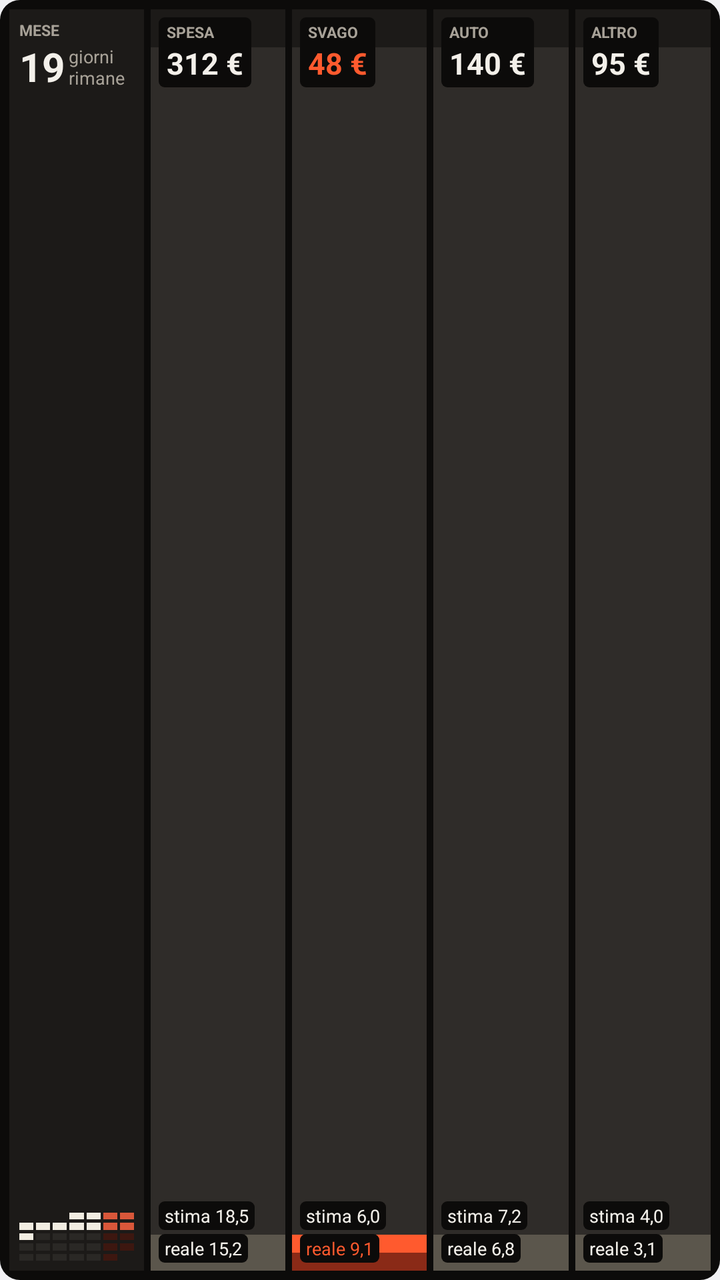
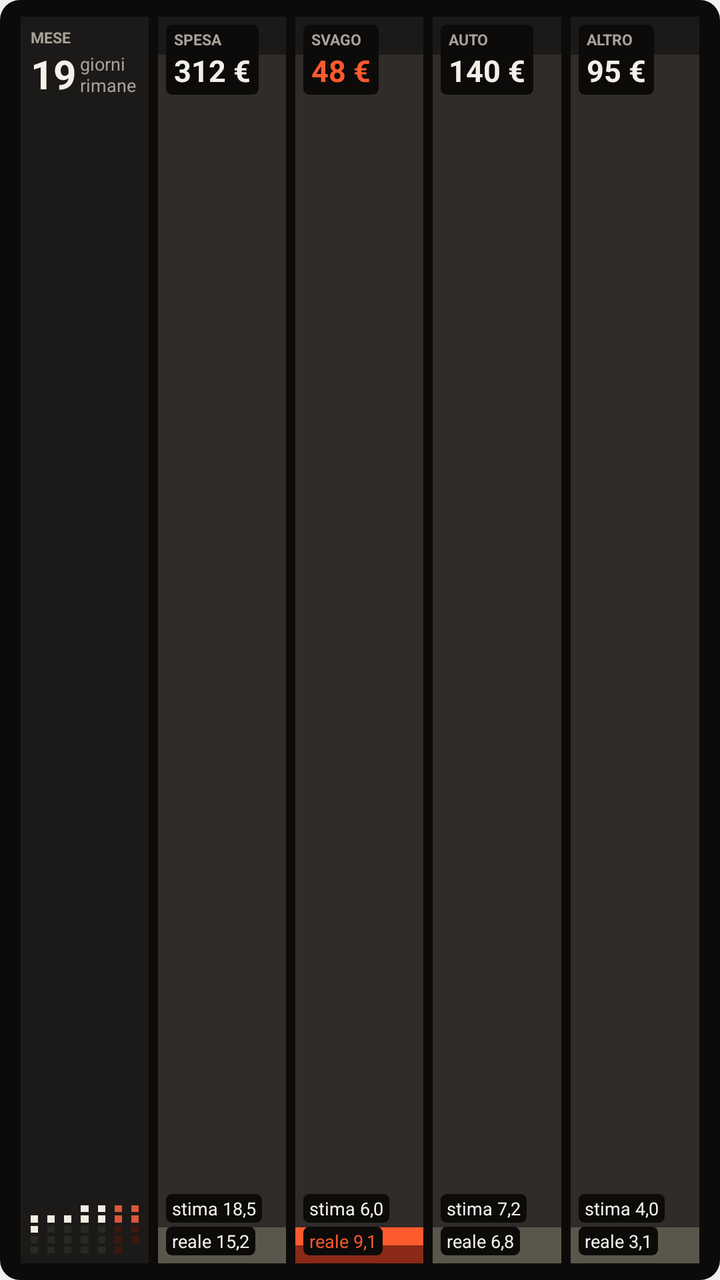

An Android layout rendered at two revisions. The XML below is the earlier revision; the diff shows what the commit changed to produce the second picture.
<!-- AndroidManifest.xml: application theme AppTheme -->
<!-- res/layout/widget_mybank_preview.xml -->
<?xml version="1.0" encoding="utf-8"?>
<LinearLayout xmlns:android="http://schemas.android.com/apk/res/android"
    android:layout_width="match_parent"
    android:layout_height="match_parent"
    android:orientation="horizontal"
    android:padding="3dp"
    android:background="@drawable/widget_bg">
    <FrameLayout
        android:id="@+id/widget_month_cell"
        android:layout_width="0dp"
        android:layout_height="match_parent"
        android:layout_weight="1"
        android:layout_margin="1.5dp">
        <ImageView
            android:src="@drawable/preview_month"
            android:layout_width="match_parent"
            android:layout_height="match_parent"
            android:scaleType="fitXY" />
        <LinearLayout
            android:layout_width="match_parent"
            android:layout_height="match_parent"
            android:orientation="vertical"
            android:padding="5dp">
            <TextView
                android:layout_width="wrap_content"
                android:layout_height="wrap_content"
                android:text="MESE"
                android:textColor="#A8A298"
                android:textSize="7.5sp"
                android:fontFamily="sans-serif"
                android:textStyle="bold"
                android:letterSpacing="0"
                android:singleLine="true" />
            <LinearLayout
                android:layout_width="wrap_content"
                android:layout_height="wrap_content"
                android:orientation="horizontal"
                android:gravity="center_vertical"
                android:layout_marginTop="2dp">
                <TextView
                android:layout_width="wrap_content"
                android:layout_height="wrap_content"
                android:textColor="#F3F0EA"
                android:textSize="20sp"
                android:fontFamily="sans-serif"
                android:textStyle="bold"
                android:includeFontPadding="false"
                android:singleLine="true"
                android:text="19" />
                <TextView
                android:layout_width="wrap_content"
                android:layout_height="wrap_content"
                android:layout_marginLeft="2dp"
                android:textColor="#A8A298"
                android:textSize="9sp"
                android:fontFamily="sans-serif"
                android:includeFontPadding="false"
                android:maxLines="2"
                android:text="giorni\nrimanenti" />
            </LinearLayout>
            <LinearLayout
                android:layout_width="match_parent"
                android:layout_height="0dp"
                android:layout_weight="1" />
            <ImageView
                android:src="@drawable/preview_weeks"
                android:layout_width="match_parent"
                android:layout_height="24dp"
                android:scaleType="fitXY" />
        </LinearLayout>
    </FrameLayout>
    <FrameLayout
        android:layout_width="0dp"
        android:layout_height="match_parent"
        android:layout_weight="1"
        android:layout_margin="1.5dp">
        <ImageView
            android:src="@drawable/preview_spesa"
            android:layout_width="match_parent"
            android:layout_height="match_parent"
            android:scaleType="fitXY" />
        <LinearLayout
            android:layout_width="match_parent"
            android:layout_height="match_parent"
            android:orientation="vertical"
            android:padding="4dp">
            <LinearLayout
                android:layout_width="wrap_content"
                android:layout_height="wrap_content"
                android:orientation="vertical"
                android:background="@drawable/widget_chip"
                android:paddingLeft="4dp"
                android:paddingRight="4dp"
                android:paddingTop="2dp"
                android:paddingBottom="2dp">
                <TextView
                android:id="@+id/widget_spesa_label"
                android:layout_width="wrap_content"
                android:layout_height="wrap_content"
                android:text="SPESA"
                android:textColor="#A8A298"
                android:textSize="7.5sp"
                android:fontFamily="sans-serif"
                android:textStyle="bold"
                android:letterSpacing="0"
                android:singleLine="true" />
                <TextView
                android:layout_width="wrap_content"
                android:layout_height="wrap_content"
                android:textColor="#F3F0EA"
                android:textSize="15sp"
                android:fontFamily="sans-serif"
                android:textStyle="bold"
                android:singleLine="true"
                android:text="312 €" />
            </LinearLayout>
            <LinearLayout
                android:layout_width="match_parent"
                android:layout_height="0dp"
                android:layout_weight="1" />
            <TextView
                android:layout_width="wrap_content"
                android:layout_height="wrap_content"
                android:background="@drawable/widget_chip"
                android:paddingLeft="3dp"
                android:paddingRight="3dp"
                android:paddingTop="1dp"
                android:paddingBottom="1dp"
                android:layout_marginTop="2dp"
                android:textColor="#F3F0EA"
                android:textSize="9sp"
                android:fontFamily="sans-serif"
                android:singleLine="true"
                android:text="stima 18,5" />
            <TextView
                android:layout_width="wrap_content"
                android:layout_height="wrap_content"
                android:background="@drawable/widget_chip"
                android:paddingLeft="3dp"
                android:paddingRight="3dp"
                android:paddingTop="1dp"
                android:paddingBottom="1dp"
                android:layout_marginTop="2dp"
                android:textColor="#F3F0EA"
                android:textSize="9sp"
                android:fontFamily="sans-serif"
                android:singleLine="true"
                android:text="reale 15,2" />
        </LinearLayout>
    </FrameLayout>
    <FrameLayout
        android:layout_width="0dp"
        android:layout_height="match_parent"
        android:layout_weight="1"
        android:layout_margin="1.5dp">
        <ImageView
            android:src="@drawable/preview_svago"
            android:layout_width="match_parent"
            android:layout_height="match_parent"
            android:scaleType="fitXY" />
        <LinearLayout
            android:layout_width="match_parent"
            android:layout_height="match_parent"
            android:orientation="vertical"
            android:padding="4dp">
            <LinearLayout
                android:layout_width="wrap_content"
                android:layout_height="wrap_content"
                android:orientation="vertical"
                android:background="@drawable/widget_chip"
                android:paddingLeft="4dp"
                android:paddingRight="4dp"
                android:paddingTop="2dp"
                android:paddingBottom="2dp">
                <TextView
                android:id="@+id/widget_svago_label"
                android:layout_width="wrap_content"
                android:layout_height="wrap_content"
                android:text="SVAGO"
                android:textColor="#A8A298"
                android:textSize="7.5sp"
                android:fontFamily="sans-serif"
                android:textStyle="bold"
                android:letterSpacing="0"
                android:singleLine="true" />
                <TextView
                android:layout_width="wrap_content"
                android:layout_height="wrap_content"
                android:textColor="#FF5A2E"
                android:textSize="15sp"
                android:fontFamily="sans-serif"
                android:textStyle="bold"
                android:singleLine="true"
                android:text="48 €" />
            </LinearLayout>
            <LinearLayout
                android:layout_width="match_parent"
                android:layout_height="0dp"
                android:layout_weight="1" />
            <TextView
                android:layout_width="wrap_content"
                android:layout_height="wrap_content"
                android:background="@drawable/widget_chip"
                android:paddingLeft="3dp"
                android:paddingRight="3dp"
                android:paddingTop="1dp"
                android:paddingBottom="1dp"
                android:layout_marginTop="2dp"
                android:textColor="#F3F0EA"
                android:textSize="9sp"
                android:fontFamily="sans-serif"
                android:singleLine="true"
                android:text="stima 6,0" />
            <TextView
                android:layout_width="wrap_content"
                android:layout_height="wrap_content"
                android:background="@drawable/widget_chip"
                android:paddingLeft="3dp"
                android:paddingRight="3dp"
                android:paddingTop="1dp"
                android:paddingBottom="1dp"
                android:layout_marginTop="2dp"
                android:textColor="#FF5A2E"
                android:textSize="9sp"
                android:fontFamily="sans-serif"
                android:singleLine="true"
                android:text="reale 9,1" />
        </LinearLayout>
    </FrameLayout>
    <FrameLayout
        android:layout_width="0dp"
        android:layout_height="match_parent"
        android:layout_weight="1"
        android:layout_margin="1.5dp">
        <ImageView
            android:src="@drawable/preview_carburante"
            android:layout_width="match_parent"
            android:layout_height="match_parent"
            android:scaleType="fitXY" />
        <LinearLayout
            android:layout_width="match_parent"
            android:layout_height="match_parent"
            android:orientation="vertical"
            android:padding="4dp">
            <LinearLayout
                android:layout_width="wrap_content"
                android:layout_height="wrap_content"
                android:orientation="vertical"
                android:background="@drawable/widget_chip"
                android:paddingLeft="4dp"
                android:paddingRight="4dp"
                android:paddingTop="2dp"
                android:paddingBottom="2dp">
                <TextView
                android:id="@+id/widget_carburante_label"
                android:layout_width="wrap_content"
                android:layout_height="wrap_content"
                android:text="AUTO"
                android:textColor="#A8A298"
                android:textSize="7.5sp"
                android:fontFamily="sans-serif"
                android:textStyle="bold"
                android:letterSpacing="0"
                android:singleLine="true" />
                <TextView
                android:layout_width="wrap_content"
                android:layout_height="wrap_content"
                android:textColor="#F3F0EA"
                android:textSize="15sp"
                android:fontFamily="sans-serif"
                android:textStyle="bold"
                android:singleLine="true"
                android:text="140 €" />
            </LinearLayout>
            <LinearLayout
                android:layout_width="match_parent"
                android:layout_height="0dp"
                android:layout_weight="1" />
            <TextView
                android:layout_width="wrap_content"
                android:layout_height="wrap_content"
                android:background="@drawable/widget_chip"
                android:paddingLeft="3dp"
                android:paddingRight="3dp"
                android:paddingTop="1dp"
                android:paddingBottom="1dp"
                android:layout_marginTop="2dp"
                android:textColor="#F3F0EA"
                android:textSize="9sp"
                android:fontFamily="sans-serif"
                android:singleLine="true"
                android:text="stima 7,2" />
            <TextView
                android:layout_width="wrap_content"
                android:layout_height="wrap_content"
                android:background="@drawable/widget_chip"
                android:paddingLeft="3dp"
                android:paddingRight="3dp"
                android:paddingTop="1dp"
                android:paddingBottom="1dp"
                android:layout_marginTop="2dp"
                android:textColor="#F3F0EA"
                android:textSize="9sp"
                android:fontFamily="sans-serif"
                android:singleLine="true"
                android:text="reale 6,8" />
        </LinearLayout>
    </FrameLayout>
    <FrameLayout
        android:layout_width="0dp"
        android:layout_height="match_parent"
        android:layout_weight="1"
        android:layout_margin="1.5dp">
        <ImageView
            android:src="@drawable/preview_altro"
            android:layout_width="match_parent"
            android:layout_height="match_parent"
            android:scaleType="fitXY" />
        <LinearLayout
            android:layout_width="match_parent"
            android:layout_height="match_parent"
            android:orientation="vertical"
            android:padding="4dp">
            <LinearLayout
                android:layout_width="wrap_content"
                android:layout_height="wrap_content"
                android:orientation="vertical"
                android:background="@drawable/widget_chip"
                android:paddingLeft="4dp"
                android:paddingRight="4dp"
                android:paddingTop="2dp"
                android:paddingBottom="2dp">
                <TextView
                android:id="@+id/widget_altro_label"
                android:layout_width="wrap_content"
                android:layout_height="wrap_content"
                android:text="ALTRO"
                android:textColor="#A8A298"
                android:textSize="7.5sp"
                android:fontFamily="sans-serif"
                android:textStyle="bold"
                android:letterSpacing="0"
                android:singleLine="true" />
                <TextView
                android:layout_width="wrap_content"
                android:layout_height="wrap_content"
                android:textColor="#F3F0EA"
                android:textSize="15sp"
                android:fontFamily="sans-serif"
                android:textStyle="bold"
                android:singleLine="true"
                android:text="95 €" />
            </LinearLayout>
            <LinearLayout
                android:layout_width="match_parent"
                android:layout_height="0dp"
                android:layout_weight="1" />
            <TextView
                android:layout_width="wrap_content"
                android:layout_height="wrap_content"
                android:background="@drawable/widget_chip"
                android:paddingLeft="3dp"
                android:paddingRight="3dp"
                android:paddingTop="1dp"
                android:paddingBottom="1dp"
                android:layout_marginTop="2dp"
                android:textColor="#F3F0EA"
                android:textSize="9sp"
                android:fontFamily="sans-serif"
                android:singleLine="true"
                android:text="stima 4,0" />
            <TextView
                android:layout_width="wrap_content"
                android:layout_height="wrap_content"
                android:background="@drawable/widget_chip"
                android:paddingLeft="3dp"
                android:paddingRight="3dp"
                android:paddingTop="1dp"
                android:paddingBottom="1dp"
                android:layout_marginTop="2dp"
                android:textColor="#F3F0EA"
                android:textSize="9sp"
                android:fontFamily="sans-serif"
                android:singleLine="true"
                android:text="reale 3,1" />
        </LinearLayout>
    </FrameLayout>
</LinearLayout>
<!-- resources referenced by this layout -->
<resources>
  <!-- drawable preview_altro (drawable) -->
  <?xml version="1.0" encoding="utf-8"?>
  <layer-list xmlns:android="http://schemas.android.com/apk/res/android">
      <item><shape android:shape="rectangle"><solid android:color="#1C1A18" /></shape></item>
      <item android:top="46dp"><shape android:shape="rectangle"><solid android:color="#5B564C" /></shape></item>
      <item android:top="45dp" android:bottom="29dp"><shape android:shape="rectangle"><solid android:color="#F3F0EA" /></shape></item>
      <item android:top="56dp" android:bottom="18dp"><shape android:shape="rectangle"><solid android:color="#2F2C29" /></shape></item>
      <item android:top="38dp" android:bottom="36dp"><shape android:shape="rectangle"><solid android:color="#2F2C29" /></shape></item>
      <item android:top="19dp" android:bottom="55dp"><shape android:shape="rectangle"><solid android:color="#2F2C29" /></shape></item>
  </layer-list>
  <!-- drawable preview_month (drawable) -->
  <?xml version="1.0" encoding="utf-8"?>
  <layer-list xmlns:android="http://schemas.android.com/apk/res/android">
      <item><shape android:shape="rectangle"><solid android:color="#1C1A18" /></shape></item>
  </layer-list>
  <!-- drawable preview_spesa (drawable) -->
  <?xml version="1.0" encoding="utf-8"?>
  <layer-list xmlns:android="http://schemas.android.com/apk/res/android">
      <item><shape android:shape="rectangle"><solid android:color="#1C1A18" /></shape></item>
      <item android:top="29dp"><shape android:shape="rectangle"><solid android:color="#5B564C" /></shape></item>
      <item android:top="28dp" android:bottom="46dp"><shape android:shape="rectangle"><solid android:color="#F3F0EA" /></shape></item>
      <item android:top="56dp" android:bottom="18dp"><shape android:shape="rectangle"><solid android:color="#2F2C29" /></shape></item>
      <item android:top="38dp" android:bottom="36dp"><shape android:shape="rectangle"><solid android:color="#2F2C29" /></shape></item>
      <item android:top="19dp" android:bottom="55dp"><shape android:shape="rectangle"><solid android:color="#2F2C29" /></shape></item>
  </layer-list>
  <!-- drawable preview_svago (drawable) -->
  <?xml version="1.0" encoding="utf-8"?>
  <layer-list xmlns:android="http://schemas.android.com/apk/res/android">
      <item><shape android:shape="rectangle"><solid android:color="#1C1A18" /></shape></item>
      <item android:top="66dp"><shape android:shape="rectangle"><solid android:color="#8A2A17" /></shape></item>
      <item android:top="65dp" android:bottom="9dp"><shape android:shape="rectangle"><solid android:color="#FF5A2E" /></shape></item>
      <item android:top="56dp" android:bottom="18dp"><shape android:shape="rectangle"><solid android:color="#2F2C29" /></shape></item>
      <item android:top="38dp" android:bottom="36dp"><shape android:shape="rectangle"><solid android:color="#2F2C29" /></shape></item>
      <item android:top="19dp" android:bottom="55dp"><shape android:shape="rectangle"><solid android:color="#2F2C29" /></shape></item>
  </layer-list>
  <!-- drawable widget_bg (drawable) -->
  <?xml version="1.0" encoding="utf-8"?>
  <shape xmlns:android="http://schemas.android.com/apk/res/android" android:shape="rectangle">
      <solid android:color="#0C0B0A" />
      <corners android:radius="10dp" />
  </shape>
  <!-- drawable widget_chip (drawable) -->
  <?xml version="1.0" encoding="utf-8"?>
  <shape xmlns:android="http://schemas.android.com/apk/res/android" android:shape="rectangle">
      <solid android:color="#0C0B0A" />
      <corners android:radius="3dp" />
  </shape>
  <style name="AppTheme" parent="@android:style/Theme.DeviceDefault.DayNight">
          <item name="android:windowActionBar">false</item>
          <item name="android:windowNoTitle">true</item>
      </style>
  <!-- unchanged entries left out for length: 2 -->
</resources>

<!-- the commit's change to res/layout/widget_mybank_preview.xml (unified diff, before → after) -->
@@ -3,14 +3,17 @@
     android:layout_width="match_parent"
     android:layout_height="match_parent"
     android:orientation="horizontal"
-    android:padding="3dp"
+    android:paddingLeft="8dp"
+    android:paddingRight="8dp"
+    android:paddingTop="6dp"
+    android:paddingBottom="6dp"
     android:background="@drawable/widget_bg">
     <FrameLayout
         android:id="@+id/widget_month_cell"
         android:layout_width="0dp"
         android:layout_height="match_parent"
         android:layout_weight="1"
-        android:layout_margin="1.5dp">
+        android:layout_margin="2.25dp">
         <ImageView
             android:src="@drawable/preview_month"
             android:layout_width="match_parent"
@@ -73,7 +76,7 @@
         android:layout_width="0dp"
         android:layout_height="match_parent"
         android:layout_weight="1"
-        android:layout_margin="1.5dp">
+        android:layout_margin="2.25dp">
         <ImageView
             android:src="@drawable/preview_spesa"
             android:layout_width="match_parent"
@@ -152,7 +155,7 @@
         android:layout_width="0dp"
         android:layout_height="match_parent"
         android:layout_weight="1"
-        android:layout_margin="1.5dp">
+        android:layout_margin="2.25dp">
         <ImageView
             android:src="@drawable/preview_svago"
             android:layout_width="match_parent"
@@ -231,7 +234,7 @@
         android:layout_width="0dp"
         android:layout_height="match_parent"
         android:layout_weight="1"
-        android:layout_margin="1.5dp">
+        android:layout_margin="2.25dp">
         <ImageView
             android:src="@drawable/preview_carburante"
             android:layout_width="match_parent"
@@ -310,7 +313,7 @@
         android:layout_width="0dp"
         android:layout_height="match_parent"
         android:layout_weight="1"
-        android:layout_margin="1.5dp">
+        android:layout_margin="2.25dp">
         <ImageView
             android:src="@drawable/preview_altro"
             android:layout_width="match_parent"
